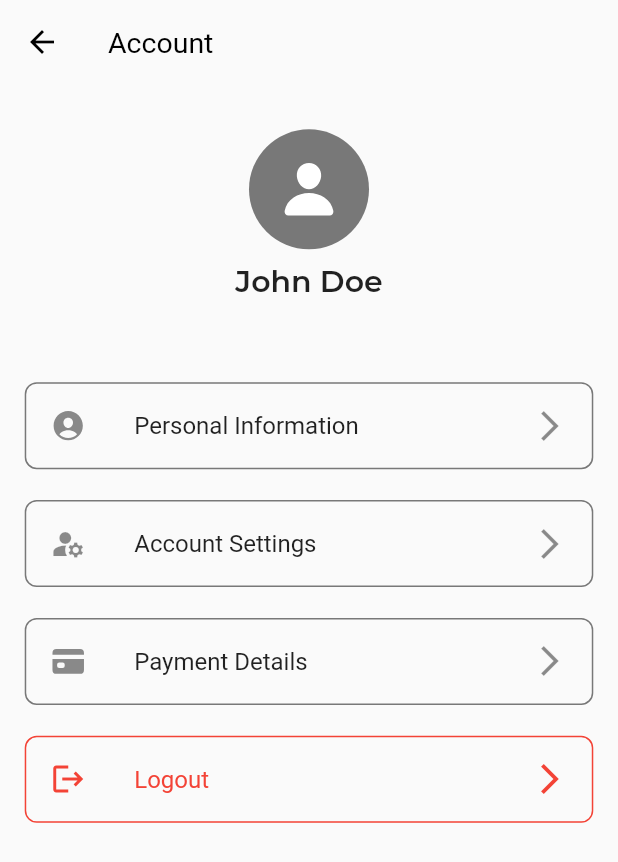
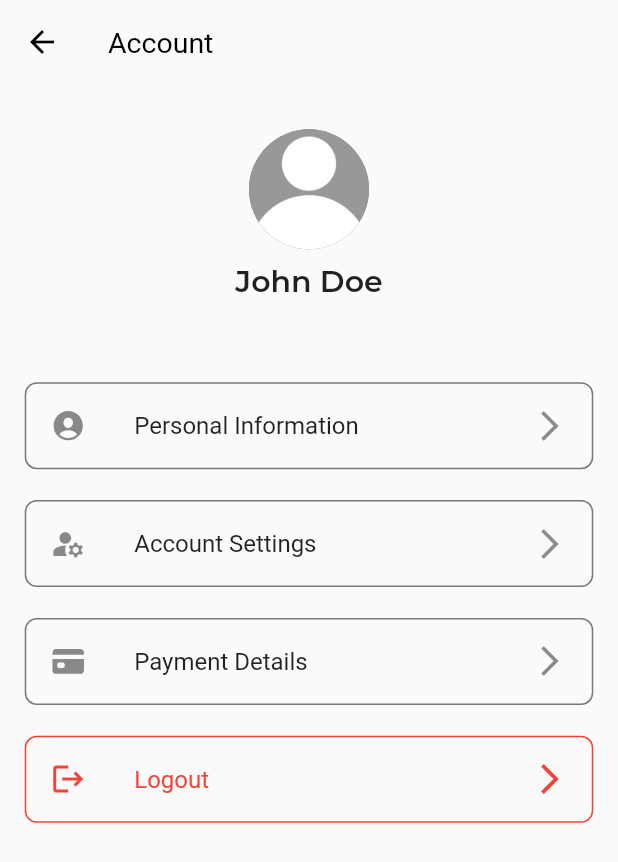
Before and after one commit to musjib999/nutrition_app, a Flutter app: the Account screen opened directly, on a phone screen of 412 x 824 dp. Shown: the top 862 px of the screen. Run offline on Flutter 3.47's test engine with Material 2 defaults, Android fonts, the phone set to English and light mode, and no system bars; our stand-ins replace flutter_svg, google_fonts, ionicons, sizer; Roboto replaces fonts that are missing (Mukta).

Commit message:
default profile picture set

```diff
--- a/lib/diary/screens/diary_screen.dart
+++ b/lib/diary/screens/diary_screen.dart
@@ -29,7 +29,7 @@ class _DiaryState extends State<Diary> {
               Row(
                 crossAxisAlignment: CrossAxisAlignment.start,
                 children: [
-                  const CircleAvatar(radius: 25, backgroundImage: NetworkImage('https://avatars.githubusercontent.com/u/53815937?v=4'),),
+                  const CircleAvatar(radius: 25, backgroundImage: AssetImage(AppAssets.profilePic),),
                   SizedBox(width: 8.sp),
                   Column(
                     crossAxisAlignment: CrossAxisAlignment.start,
--- a/lib/profile/screens/account.dart
+++ b/lib/profile/screens/account.dart
@@ -3,6 +3,7 @@ import 'package:google_fonts/google_fonts.dart';
 import 'package:ionicons/ionicons.dart';
 import 'package:nutrition/profile/screens/account_settings.dart';
 import 'package:nutrition/profile/screens/personal_information.dart';
+import 'package:nutrition/themes/assets.dart';
 import 'package:sizer/sizer.dart';
 
 import '../../themes/colors.dart';
@@ -26,11 +27,7 @@ class Account extends StatelessWidget {
               child: CircleAvatar(
                 radius: 40.0,
                 backgroundColor: AppColors.inputGrey,
-                child: Icon(
-                  Ionicons.person,
-                  color: AppColors.white,
-                  size: 40,
-                ),
+                backgroundImage: AssetImage(AppAssets.profilePic),
               ),
             ),
             SizedBox(height: 7.sp),
--- a/lib/themes/assets.dart
+++ b/lib/themes/assets.dart
@@ -7,6 +7,7 @@ class AppAssets {
   static const String dinner = 'assets/svgs/dinner.svg';
   static const String watermelon = 'assets/svgs/watermelon.svg';
 
+  static const String profilePic = 'assets/images/profile.jpeg';
   static const String salad = 'assets/images/salad.png';
   static const String scale = 'assets/images/scale.png';
   static const String calories = 'assets/images/calories.png';
```
